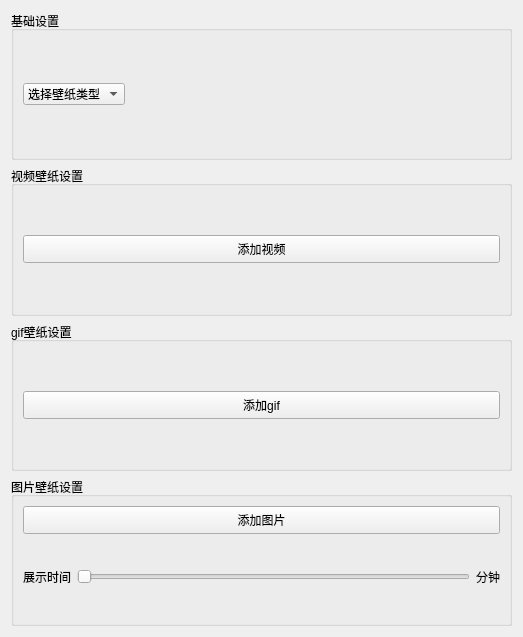
The window that WallpaperPlugins/BaseWallpaperPlugin/settingsform.ui (PureBulb/BulbDesktop) describes before a commit, drawn with Qt 5.
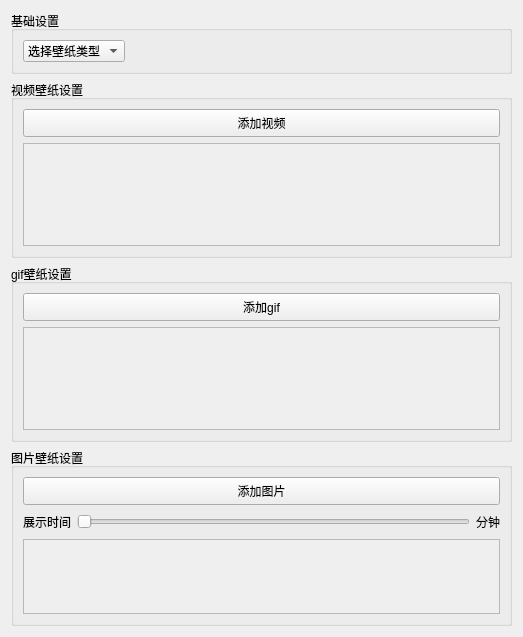
The same window after the commit.

What changed in the file:
```diff
--- a/WallpaperPlugins/BaseWallpaperPlugin/settingsform.ui
+++ b/WallpaperPlugins/BaseWallpaperPlugin/settingsform.ui
@@ -105,7 +105,29 @@
        </widget>
       </item>
       <item>
-       <layout class="QGridLayout" name="videoThumbnailLayout"/>
+       <widget class="QScrollArea" name="scrollArea">
+        <property name="enabled">
+         <bool>true</bool>
+        </property>
+        <property name="widgetResizable">
+         <bool>true</bool>
+        </property>
+        <widget class="QWidget" name="scrollAreaWidgetContents_2">
+         <property name="geometry">
+          <rect>
+           <x>0</x>
+           <y>0</y>
+           <width>471</width>
+           <height>83</height>
+          </rect>
+         </property>
+         <layout class="QGridLayout" name="gridLayout">
+          <item row="0" column="0">
+           <layout class="QGridLayout" name="videoThumbnailLayout"/>
+          </item>
+         </layout>
+        </widget>
+       </widget>
       </item>
      </layout>
     </widget>
@@ -136,7 +158,26 @@
        </widget>
       </item>
       <item>
-       <layout class="QGridLayout" name="gifThumbnailLayout"/>
+       <widget class="QScrollArea" name="scrollArea_2">
+        <property name="widgetResizable">
+         <bool>true</bool>
+        </property>
+        <widget class="QWidget" name="scrollAreaWidgetContents_3">
+         <property name="geometry">
+          <rect>
+           <x>0</x>
+           <y>0</y>
+           <width>471</width>
+           <height>83</height>
+          </rect>
+         </property>
+         <layout class="QGridLayout" name="gridLayout_2">
+          <item row="0" column="0">
+           <layout class="QGridLayout" name="gifThumbnailLayout"/>
+          </item>
+         </layout>
+        </widget>
+       </widget>
       </item>
      </layout>
     </widget>
@@ -210,7 +251,26 @@
        </layout>
       </item>
       <item>
-       <layout class="QGridLayout" name="graphThumbnailLayout"/>
+       <widget class="QScrollArea" name="scrollArea_3">
+        <property name="widgetResizable">
+         <bool>true</bool>
+        </property>
+        <widget class="QWidget" name="scrollAreaWidgetContents_4">
+         <property name="geometry">
+          <rect>
+           <x>0</x>
+           <y>0</y>
+           <width>471</width>
+           <height>63</height>
+          </rect>
+         </property>
+         <layout class="QGridLayout" name="gridLayout_3">
+          <item row="0" column="0">
+           <layout class="QGridLayout" name="graphThumbnailLayout"/>
+          </item>
+         </layout>
+        </widget>
+       </widget>
       </item>
      </layout>
     </widget>
```
Left out of the diff: 4 changed lines with no effect on the pictures.
